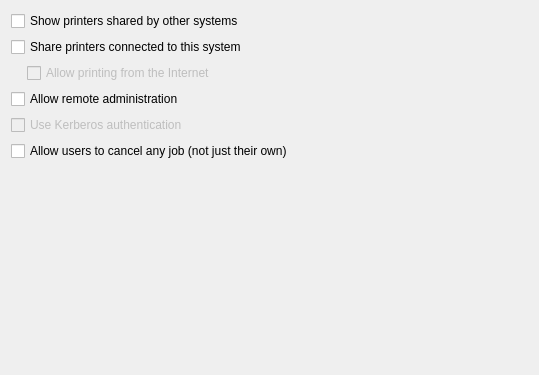
Above: printer-manager-kcm/SystemPreferences.ui from KDE/print-manager before the change. Below: the same form after it.
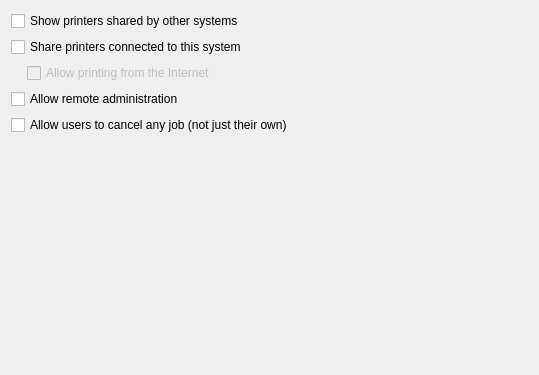
That is the form after the change.

Patch:
```diff
--- a/printer-manager-kcm/SystemPreferences.ui
+++ b/printer-manager-kcm/SystemPreferences.ui
@@ -49,23 +49,13 @@
     </widget>
    </item>
    <item row="4" column="0" colspan="2">
-    <widget class="QCheckBox" name="useKRBAuthCB">
-     <property name="enabled">
-      <bool>false</bool>
-     </property>
-     <property name="text">
-      <string comment="@option:check">Use Kerberos authentication</string>
-     </property>
-    </widget>
-   </item>
-   <item row="5" column="0" colspan="2">
     <widget class="QCheckBox" name="allowUsrCancelCB">
      <property name="text">
       <string comment="@option:check">Allow users to cancel any job (not just their own)</string>
      </property>
     </widget>
    </item>
-   <item row="6" column="1">
+   <item row="5" column="1">
     <spacer name="verticalSpacer">
      <property name="orientation">
       <enum>Qt::Vertical</enum>
```
